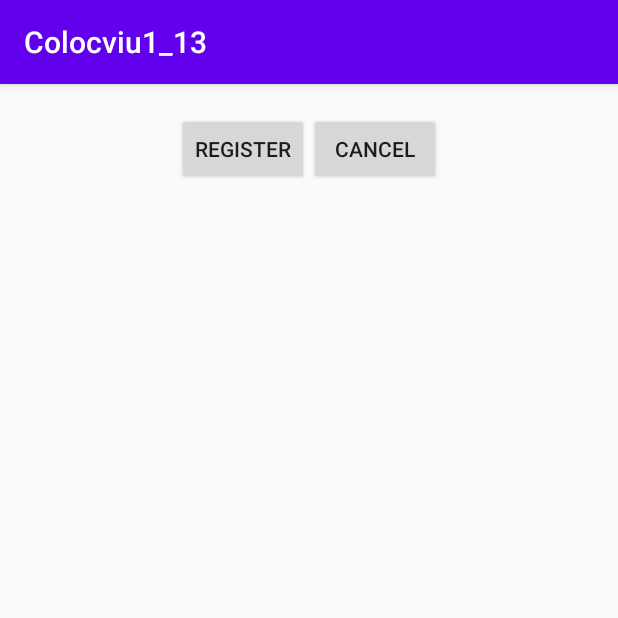
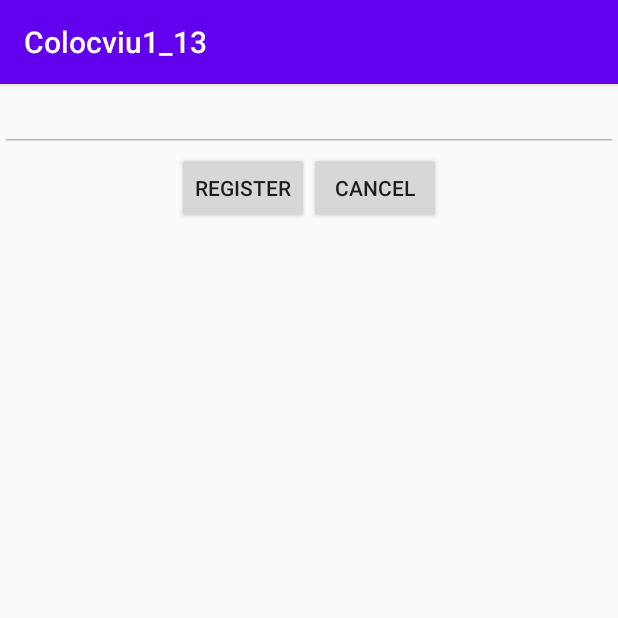
Before and after one commit to silviaelena/Colocviu1_13, an Android app: the Colocviu1_13SecondaryActivity screen opened directly, with no data from a screen before it, on a phone screen of 412 x 824 dp, the top half of it. Run offline under Robolectric (Android 15) with nearby library versions, the phone set to English and light mode, and no system bars.

Commit message:
Exercitiul C.1 fix

```diff
--- a/Colocviu1_13/app/src/main/res/layout/activity_colocviu1_13_secondary.xml
+++ b/Colocviu1_13/app/src/main/res/layout/activity_colocviu1_13_secondary.xml
@@ -6,11 +6,12 @@
     android:orientation="vertical"
     tools:context="ro.pub.cs.systems.eim.colocviu1_13.colocviu1_13.Colocviu1_13SecondaryActivity">
 
-    <TextView
-        android:id="@+id/instruction_text_view"
+    <EditText
+        android:id="@+id/editText"
         android:layout_width="match_parent"
         android:layout_height="wrap_content"
-        android:gravity="center"/>
+        android:enabled="false"
+        android:inputType="text"/>
 
     <LinearLayout
         android:layout_width="wrap_content"
```
